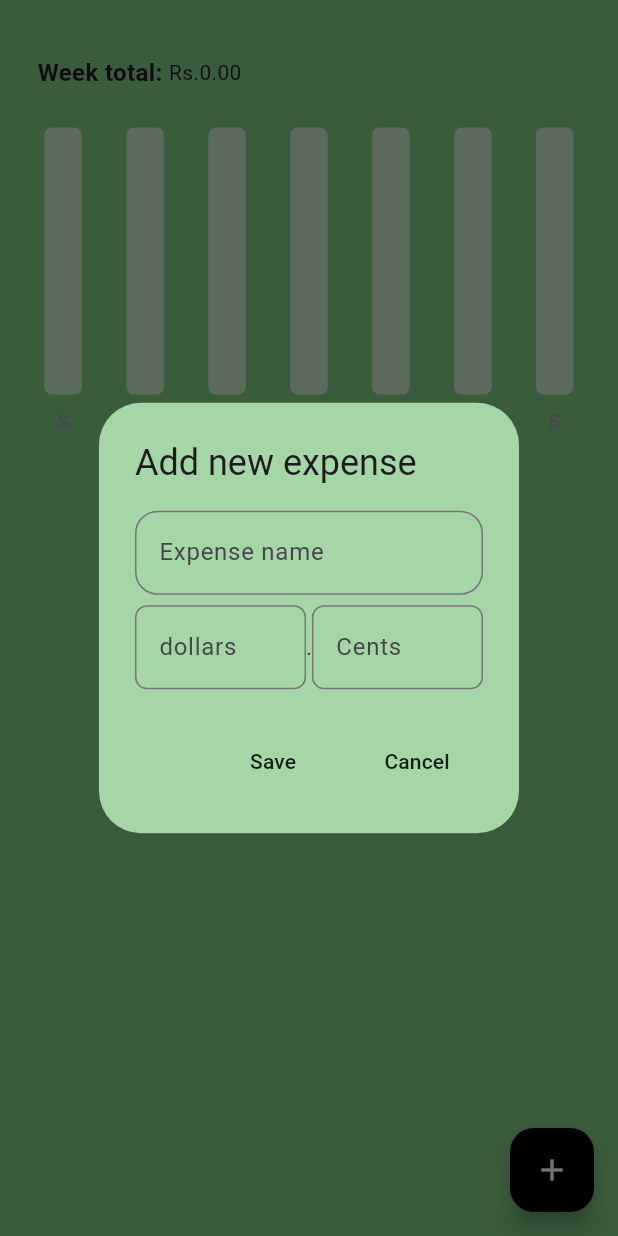
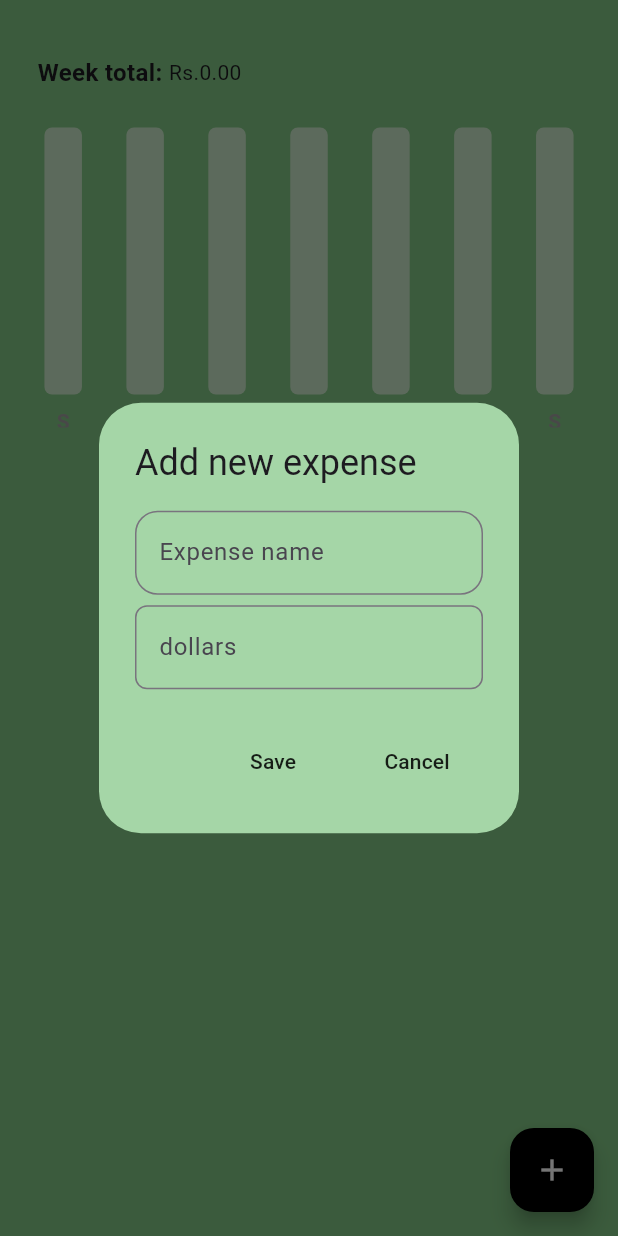
Before and after one commit to sabin79/Expense-Tracker, a Flutter app: the screen it shows after launch, after a tap on the "add" icon, on a phone screen of 412 x 824 dp. Run offline on Flutter 3.47's test engine with Material 3 defaults, Android fonts, the phone set to English and light mode, and no system bars; drawn by our look-alikes of fl_chart; our stand-ins replace flutter_slidable, hive_flutter; accounts and stored records are empty.

Commit message:
self check

```diff
--- a/lib/pages/home_page.dart
+++ b/lib/pages/home_page.dart
@@ -17,7 +17,7 @@ class _HomePageState extends State<HomePage> {
   // text controller
   final newExpenseNameController = TextEditingController();
   final newExpensedollarController = TextEditingController();
-  final newExpensecentsController = TextEditingController();
+//  final newExpensecentsController = TextEditingController();
 
   @override
   void initState() {
@@ -70,21 +70,21 @@ class _HomePageState extends State<HomePage> {
                       ),
                     ),
                   ),
-                  const Text('.'),
-                  Expanded(
-                    child: TextField(
-                      controller: newExpensecentsController,
-                      keyboardType: TextInputType.number,
-                      decoration: const InputDecoration(
-                        hintText: "Cents",
-                        border: OutlineInputBorder(
-                          borderRadius: BorderRadius.all(
-                            Radius.circular(8),
-                          ),
-                        ),
-                      ),
-                    ),
-                  )
+                  // const Text('.'),
+                  // Expanded(
+                  //   child: TextField(
+                  //     controller: newExpensecentsController,
+                  //     keyboardType: TextInputType.number,
+                  //     decoration: const InputDecoration(
+                  //       hintText: "Cents",
+                  //       border: OutlineInputBorder(
+                  //         borderRadius: BorderRadius.all(
+                  //           Radius.circular(8),
+                  //         ),
+                  //       ),
+                  //     ),
+                  //   ),
+                  // )
                 ],
               )
             ],
@@ -116,10 +116,9 @@ class _HomePageState extends State<HomePage> {
     // only save exxpense if all field are filled
     // put dollars and cents together and convert to double
     if (newExpenseNameController.text.isNotEmpty &&
-        newExpensedollarController.text.isNotEmpty &&
-        newExpensecentsController.text.isNotEmpty) {
-      String amount =
-          '${newExpensedollarController.text}.${newExpensecentsController.text}';
+        newExpensedollarController.text.isNotEmpty) {
+      //  newExpensecentsController.text.isNotEmpty) {
+      String amount = newExpensedollarController.text;
       ExpenseItem newExpense = ExpenseItem(
         name: newExpenseNameController.text,
         amount: amount,
@@ -142,7 +141,7 @@ class _HomePageState extends State<HomePage> {
   void clear() {
     newExpenseNameController.clear();
     newExpensedollarController.clear();
-    newExpensecentsController.clear();
+    //   newExpensecentsController.clear();
   }
 
   @override
```
